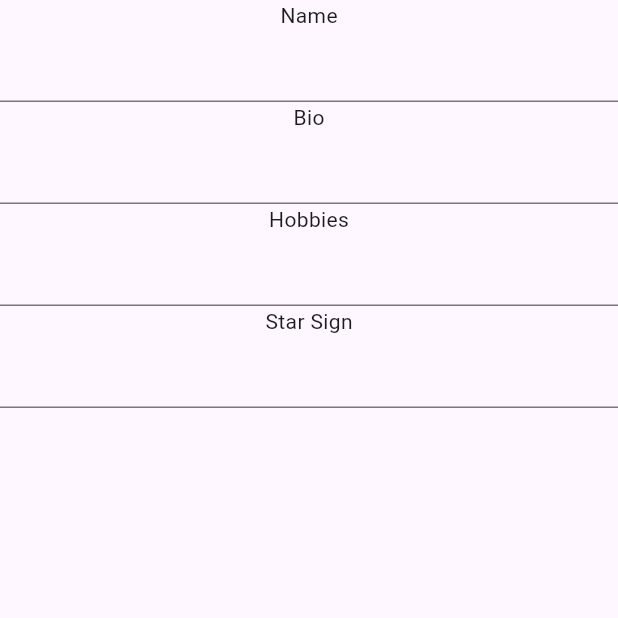
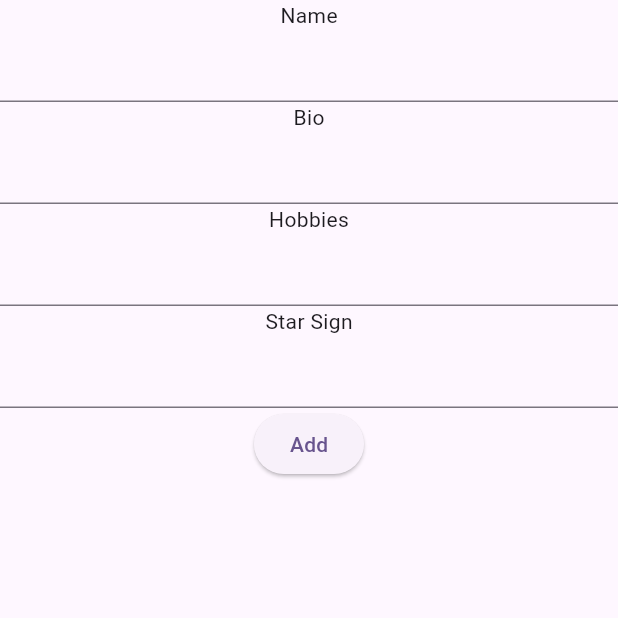
Before and after one commit to KyanPepper/FlutterTinder, a Flutter app: the ProfileaddForm screen opened directly, on a phone screen of 412 x 824 dp, the top half of it. Run offline on Flutter 3.47's test engine with Material 2 defaults, Android fonts, the phone set to English and light mode, and no system bars.

Commit message:
Add dialog actions for creating profiles

```diff
--- a/fluttertinder/lib/profiles/application/home.dart
+++ b/fluttertinder/lib/profiles/application/home.dart
@@ -29,8 +29,8 @@ class CreateProfileButton extends StatelessWidget {
           await showDialog(
               context: context,
               builder: (_) {
-                return const Text("worm");
-              });
+                return  ProfileaddForm();
+              },barrierDismissible: true);
         },
         child: const Icon(
           Icons.person_add_alt_1_outlined,
--- a/fluttertinder/lib/profiles/application/tinder_profile.dart
+++ b/fluttertinder/lib/profiles/application/tinder_profile.dart
@@ -56,7 +56,8 @@ class FormState extends State<ProfileaddForm> {
   @override
   Widget build(BuildContext context) {
     // Build a Form widget using the _formKey created above.
-    return Form(
+    return Scaffold(
+      body: Form(
         key: _formKey,
         child: Column(
           children: <Widget>[
@@ -77,7 +78,18 @@ class FormState extends State<ProfileaddForm> {
               controller: signController,
             ),
             // Add TextFormFields and ElevatedButton here.
+            ElevatedButton(
+                onPressed: () {
+                  TinderProfile addPerson = TinderProfile(
+                      name: usernameController.text,
+                      description: bioController.text,
+                      starsign: signController.text,
+                      hobbies: hobbiesController.text);
+                      profiles.add(addPerson);
+                },
+                child: Text('Add'))
           ],
+        ),
       ),
     );
   }
--- a/fluttertinder/lib/profiles/data/profiles.dart
+++ b/fluttertinder/lib/profiles/data/profiles.dart
@@ -13,7 +13,7 @@ class TinderProfile {
       this.image = "lib/profiles/data/images/defPic.png"});
 }
 
-final List<TinderProfile> profiles = [
+ List<TinderProfile> profiles = [
   TinderProfile(
       name: 'Adam',
       description: 'I love hiking and reading.',
```
Lines whose indentation alone changed are shown as unchanged.
